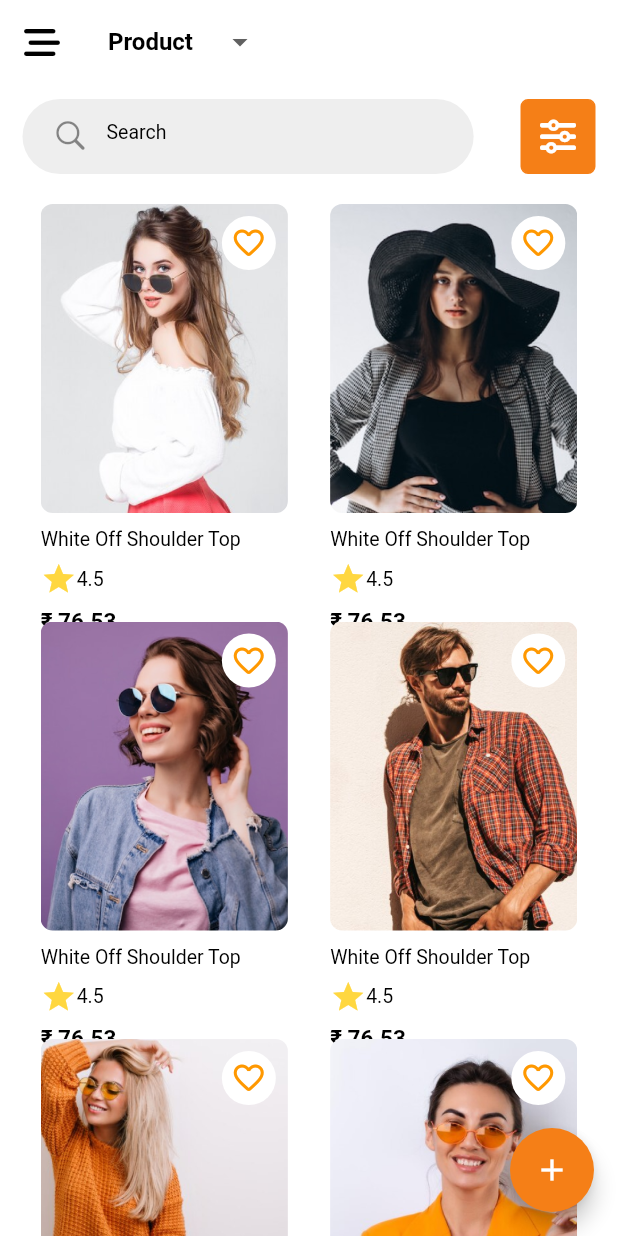
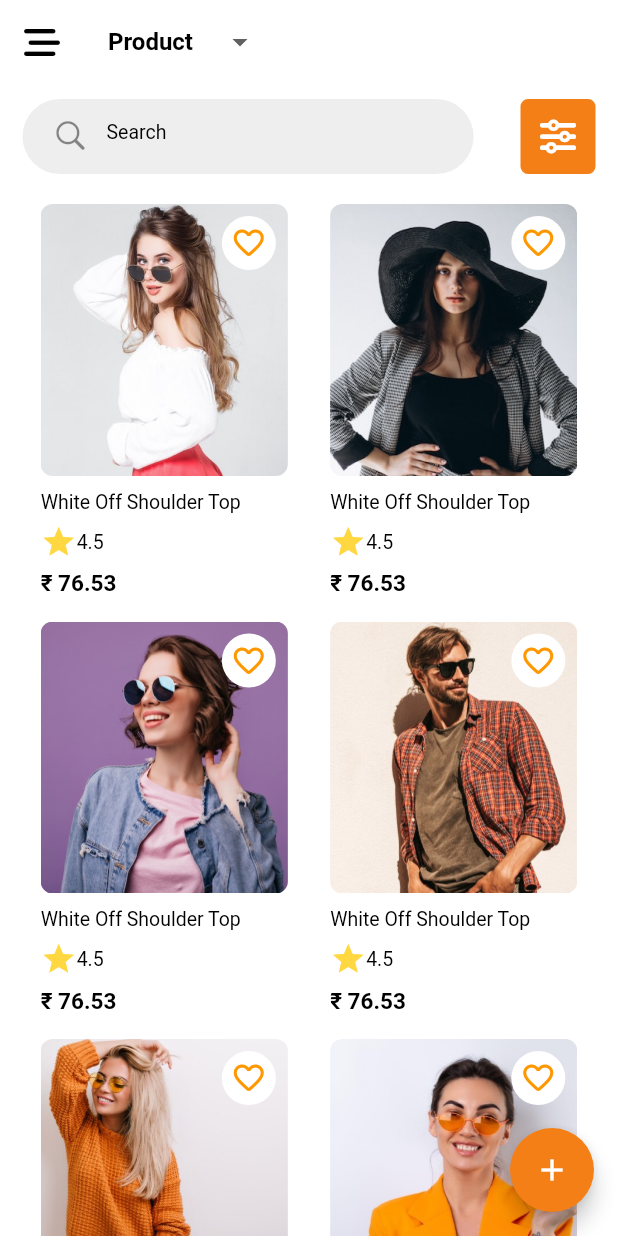
Before and after one commit to siyadas878/Ecom_UI, a Flutter app: the ProductCategoryScreen screen opened by its route, on a phone screen of 412 x 824 dp. Run offline on Flutter 3.47's test engine with Material 2 defaults, Android fonts, the phone set to English and light mode, and no system bars; our stand-ins replace dotted_line, easy_stepper, font_awesome_flutter, get, google_fonts, pinput and 1 more; accounts and stored records are empty.

Commit message:
dimensions adjusted

```diff
--- a/lib/main.dart
+++ b/lib/main.dart
@@ -1,4 +1,5 @@
 import 'package:clothi/manager/route_manager.dart';
+import 'package:clothi/presentation/screens/nav_bar/nav_bar.dart';
 import 'package:clothi/presentation/screens/splash_screen/splash_screen.dart';
 import 'package:flutter/material.dart';
 import 'package:get/get.dart';
--- a/lib/presentation/screens/order_details_screen/widgets/order_stepper.dart
+++ b/lib/presentation/screens/order_details_screen/widgets/order_stepper.dart
@@ -85,7 +85,7 @@ class OrderStepper extends StatelessWidget {
             onStepReached: (index) {}
     ),
           SizedBox(
-            width: screenWidth(context)*0.8,
+            width: screenWidth(context)*0.7,
             child: Column(
               mainAxisAlignment: MainAxisAlignment.start,
               children: [
--- a/lib/presentation/screens/profile_screen/profile_screen.dart
+++ b/lib/presentation/screens/profile_screen/profile_screen.dart
@@ -21,7 +21,7 @@ class ProfileScreen extends StatelessWidget {
         leading: Padding(
           padding: const EdgeInsets.only(left: 12),
           child: BackCircle(back: () {
-            Get.back();
+            Get.toNamed('/NavBar');
           }),
         ),
         title: Text(
--- a/lib/presentation/widgets/product_card.dart
+++ b/lib/presentation/widgets/product_card.dart
@@ -38,7 +38,7 @@ class _ProductCardState extends State<ProductCard> {
             mainAxisAlignment: MainAxisAlignment.spaceEvenly,
             children: [
               Container(
-                height: screenWidth(context) * 0.5,
+                height: screenWidth(context) * 0.44,
                 width: screenWidth(context) * 0.4,
                 decoration: BoxDecoration(
                     borderRadius: BorderRadius.circular(8),
```
